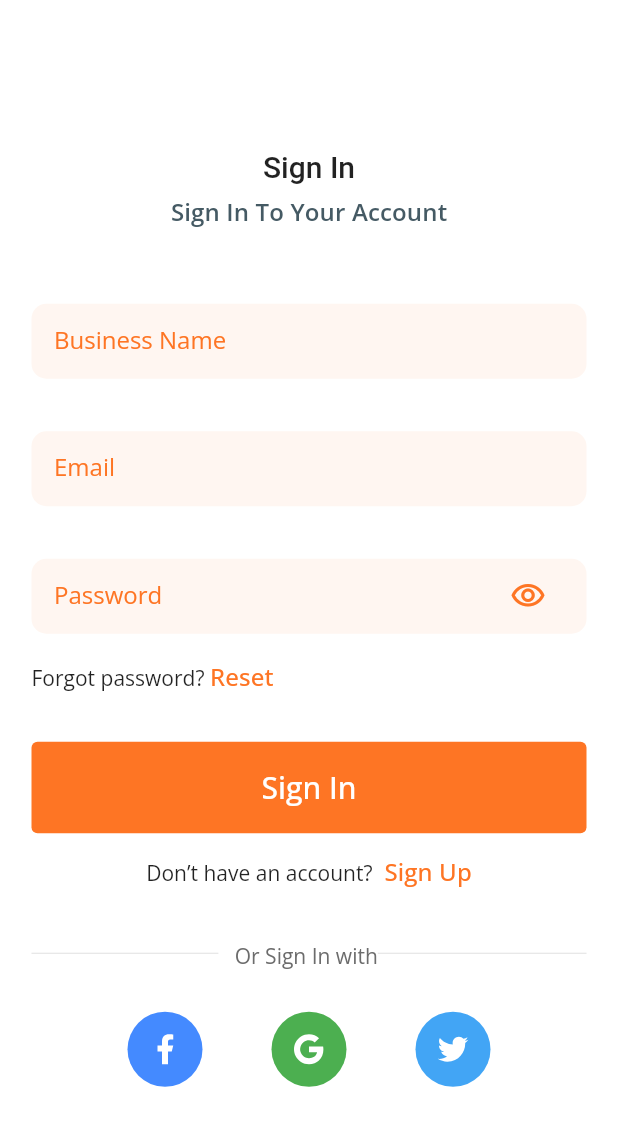
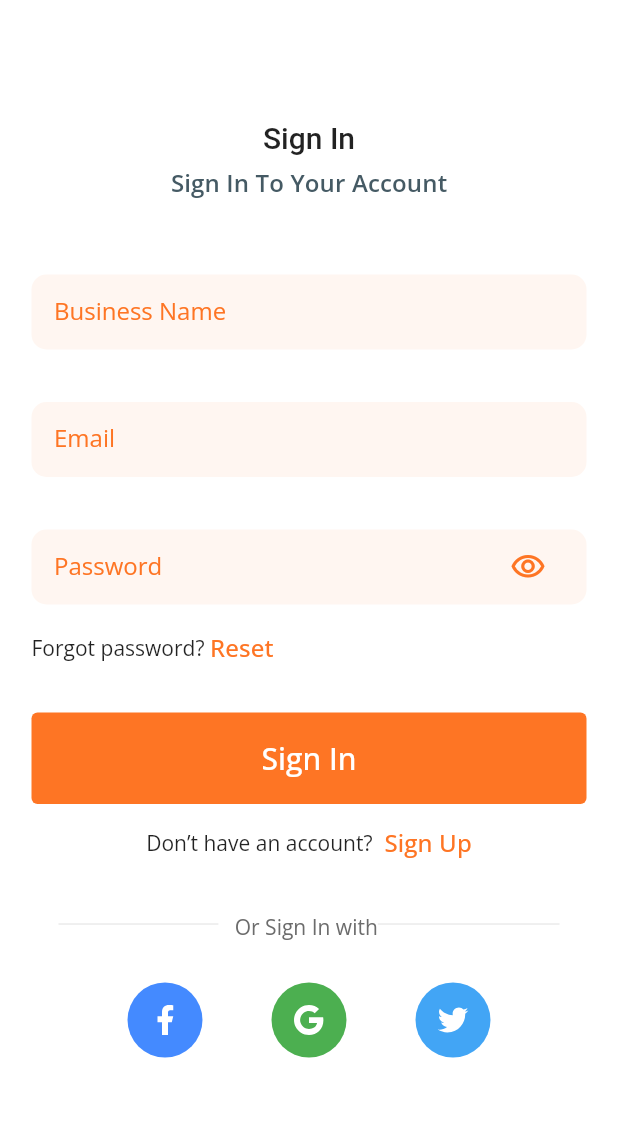
Before and after one commit to aninarafath6/flutter-auth-with-REST-API, a Flutter app: the LoginView screen opened by its route, on a phone screen of 412 x 824 dp. Shown: the top 1126 px of the screen. Run offline on Flutter 3.47's test engine with Material 2 defaults, Android fonts, the phone set to English and light mode, and no system bars; our stand-ins replace get, google_fonts, remixicon; statements that could not run were skipped.

Commit message:
login page ui stable 🌴

```diff
--- a/lib/views/authentication/login/login_view.dart
+++ b/lib/views/authentication/login/login_view.dart
@@ -1,11 +1,10 @@
 import 'package:flutter/material.dart';
-import 'package:google_fonts/google_fonts.dart';
 import 'package:karmalab_assignment/constants/color_constants.dart';
 import 'package:karmalab_assignment/constants/size_constants.dart';
 import 'package:karmalab_assignment/widgets/custom_button.dart';
 import 'package:karmalab_assignment/widgets/custom_input.dart';
 import 'package:karmalab_assignment/widgets/fancy2_text.dart';
-import 'package:remixicon/remixicon.dart';
+import 'package:karmalab_assignment/widgets/social_media_log.dart';
 
 class LoginView extends StatefulWidget {
   const LoginView({Key? key}) : super(key: key);
@@ -28,19 +27,41 @@ class _LoginViewState extends State<LoginView> {
             padding: const EdgeInsets.symmetric(
               horizontal: AppSizes.defaultPadding,
             ),
+            child: SingleChildScrollView(
               child: Column(
                 crossAxisAlignment: CrossAxisAlignment.center,
                 mainAxisAlignment: MainAxisAlignment.center,
                 children: [
-                Text("Sign In", style: Theme.of(context).textTheme.titleLarge),
-                const SizedBox(height: 8),
-                Text(
-                  "Sign In To Your Account",
-                  style: Theme.of(context).textTheme.titleSmall!.copyWith(
-                        fontWeight: FontWeight.w600,
+                  const SizedBox(height: 80),
+                  _header(context),
+                  const SizedBox(height: 50),
+                  _loginForm(),
+                  const Fancy2Text(
+                    first: "Forgot password? ",
+                    second: "Reset",
+                  ),
+                  const SizedBox(height: 32),
+                  const CustomButton(label: "Sign In"),
+                  const SizedBox(height: 15),
+                  const Fancy2Text(
+                    first: "Don’t have an account? ",
+                    second: " Sign Up",
+                    isCenter: true,
+                  ),
+                  const SizedBox(height: 35),
+                  SocialMediaAuthArea()
+                ],
               ),
             ),
-                const SizedBox(height: 50),
+          ),
+        ),
+      ),
+    );
+  }
+
+  Column _loginForm() {
+    return Column(
+      children: [
         const CustomInputFelid(
           hint: "Business Name",
         ),
@@ -57,82 +78,22 @@ class _LoginViewState extends State<LoginView> {
             });
           },
         ),
-                const Fancy2Text(
-                  first: "Forgot password? ",
-                  second: "Reset",
-                ),
-                const SizedBox(height: 32),
-                const CustomButton(label: "Sign In"),
-                const SizedBox(height: 15),
-                const Fancy2Text(
-                  first: "Don’t have an account? ",
-                  second: " Sign Up",
-                  isCenter: true,
-                ),
-                const SizedBox(height: 35),
-                // const SizedBox(height: 10),
-                Stack(
+      ],
+    );
+  }
+
+  Column _header(BuildContext context) {
+    return Column(
       children: [
-                    const Divider(),
-                    Align(
-                      alignment: Alignment.topCenter,
-                      child: Text(
-                        "   Or Sign In with    ",
-                        style: GoogleFonts.openSans(
-                          backgroundColor: AppColors.white,
-                          fontSize: 14,
-                          fontWeight: FontWeight.w400,
-                          color: AppColors.smallText,
-                        ),
+        Text("Sign In", style: Theme.of(context).textTheme.titleLarge),
+        const SizedBox(height: 8),
+        Text(
+          "Sign In To Your Account",
+          style: Theme.of(context).textTheme.titleSmall!.copyWith(
+                fontWeight: FontWeight.w600,
               ),
         ),
       ],
-                ),
-                const SizedBox(height: 28),
-                SocialMediaAuthArea()
-              ],
-            ),
-          ),
-        ),
-      ),
     );
   }
 }
-
-class SocialMediaAuthArea extends StatelessWidget {
-  SocialMediaAuthArea({
-    Key? key,
-  }) : super(key: key);
-  final List<Map<String, dynamic>> _media = [
-    {
-      "bg": Colors.blueAccent,
-      "icon": Remix.facebook_fill,
-    },
-    {
-      "bg": Colors.green,
-      "icon": Remix.google_fill,
-    },
-    {
-      "bg": Colors.blue.shade400,
-      "icon": Remix.twitter_fill,
-    },
-  ];
-
-  @override
-  Widget build(BuildContext context) {
-    return Padding(
-      padding: const EdgeInsets.symmetric(horizontal: 18.0),
-      child: Row(
-          mainAxisAlignment: MainAxisAlignment.spaceEvenly,
-          children: List.generate(
-            _media.length,
-            (index) => CircleAvatar(
-              backgroundColor: _media[index]["bg"],
-              radius: 25,
-              child:
-                  Icon(_media[index]["icon"] as IconData, color: Colors.white),
-            ),
-          )),
-    );
-  }
-}
--- /dev/null
+++ b/lib/widgets/social_media_log.dart
@@ -0,0 +1,65 @@
+import 'package:flutter/material.dart';
+import 'package:google_fonts/google_fonts.dart';
+import 'package:karmalab_assignment/constants/color_constants.dart';
+import 'package:remixicon/remixicon.dart';
+
+class SocialMediaAuthArea extends StatelessWidget {
+  SocialMediaAuthArea({
+    Key? key,
+  }) : super(key: key);
+  final List<Map<String, dynamic>> _media = [
+    {
+      "bg": Colors.blueAccent,
+      "icon": Remix.facebook_fill,
+    },
+    {
+      "bg": Colors.green,
+      "icon": Remix.google_fill,
+    },
+    {
+      "bg": Colors.blue.shade400,
+      "icon": Remix.twitter_fill,
+    },
+  ];
+
+  @override
+  Widget build(BuildContext context) {
+    return Padding(
+      padding: const EdgeInsets.symmetric(horizontal: 18.0),
+      child: Column(
+        children: [
+          Stack(
+            children: [
+              const Divider(),
+              Align(
+                alignment: Alignment.topCenter,
+                child: Text(
+                  "   Or Sign In with    ",
+                  style: GoogleFonts.openSans(
+                    backgroundColor: AppColors.white,
+                    fontSize: 14,
+                    fontWeight: FontWeight.w400,
+                    color: AppColors.smallText,
+                  ),
+                ),
+              ),
+            ],
+          ),
+          const SizedBox(height: 28),
+          Row(
+            mainAxisAlignment: MainAxisAlignment.spaceEvenly,
+            children: List.generate(
+              _media.length,
+              (index) => CircleAvatar(
+                backgroundColor: _media[index]["bg"],
+                radius: 25,
+                child: Icon(_media[index]["icon"] as IconData,
+                    color: Colors.white),
+              ),
+            ),
+          ),
+        ],
+      ),
+    );
+  }
+}
```
Lines whose indentation alone changed are shown as unchanged.
